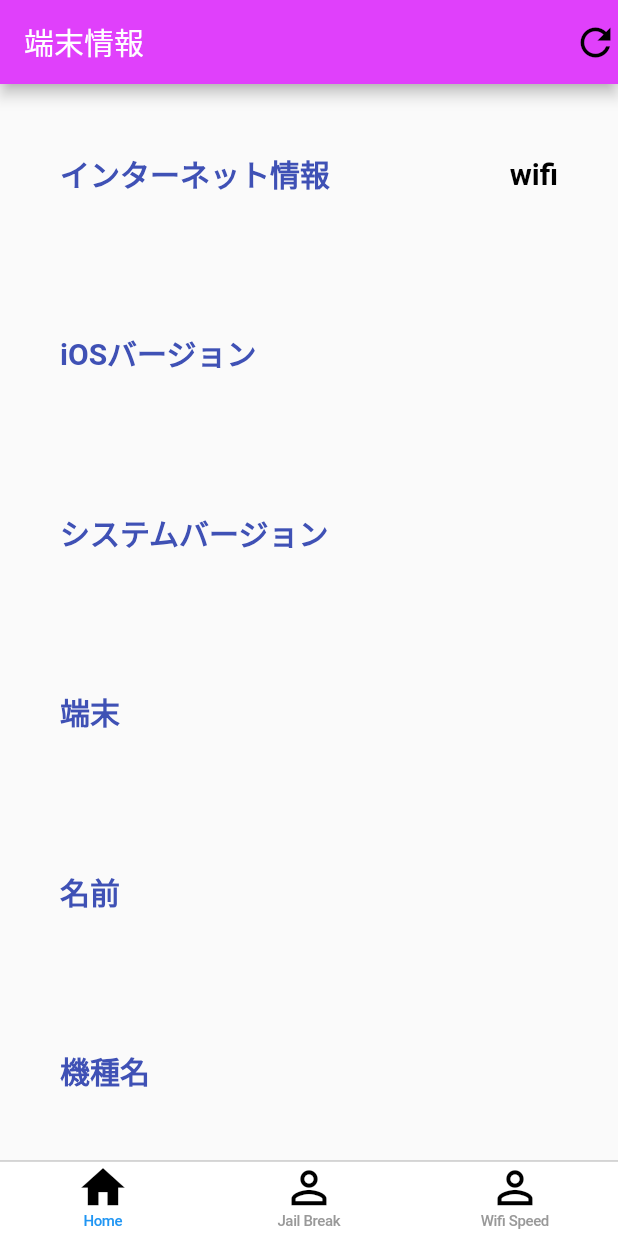
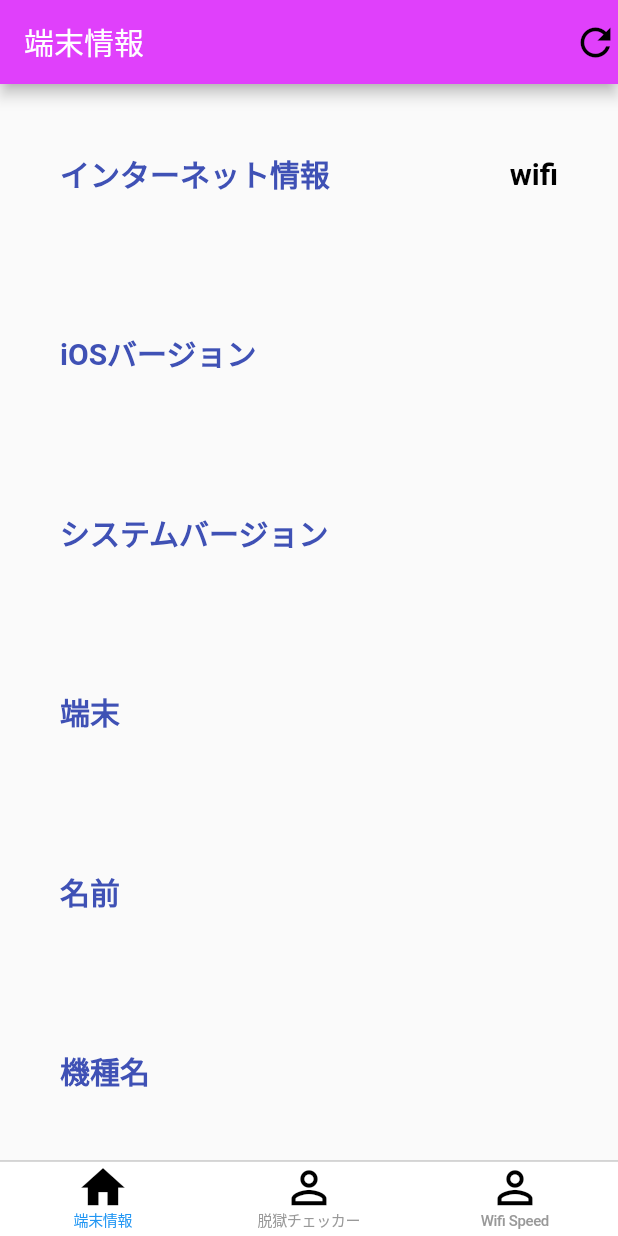
Before and after one commit to iseruuuuu/iphone_check_app, a Flutter app: the screen it shows after launch, on a phone screen of 412 x 824 dp. Run offline on Flutter 3.47's test engine with Material 2 defaults, Android fonts, the light colour scheme and no system bars; our stand-ins replace connectivity_plus, device_info_plus, flutter_easyloading, fluttertoast, get, percent_indicator and 3 more; missing offline and left inert: apple_product_name, flutter_jailbreak_detection, internet_speed_test, network_info_plus, syncfusion_flutter_core.

Commit message:
add: change fontstyle

```diff
--- a/lib/screen/root_screen/root_screen.dart
+++ b/lib/screen/root_screen/root_screen.dart
@@ -44,7 +44,13 @@ class RootScreen extends StatelessWidget {
               size: 35.0,
               color: Colors.black,
             ),
-            title: Text('Home'),
+            title: Text(
+              '端末情報',
+              style: TextStyle(
+                fontSize: 10,
+                fontWeight: FontWeight.bold,
+              ),
+            ),
           ),
           BottomNavigationBarItem(
             icon: Icon(
@@ -57,7 +63,13 @@ class RootScreen extends StatelessWidget {
               size: 35.0,
               color: Colors.black,
             ),
-            title: Text('Jail Break'),
+            title: Text(
+              '脱獄チェッカー',
+              style: TextStyle(
+                fontSize: 10,
+                fontWeight: FontWeight.bold,
+              ),
+            ),
           ),
           BottomNavigationBarItem(
             icon: Icon(
@@ -70,7 +82,13 @@ class RootScreen extends StatelessWidget {
               size: 35.0,
               color: Colors.black,
             ),
-            title: Text('Wifi Speed'),
+            title: Text(
+              'Wifi Speed',
+              style: TextStyle(
+                fontSize: 10,
+                fontWeight: FontWeight.bold,
+              ),
+            ),
           ),
         ],
       ),
```
